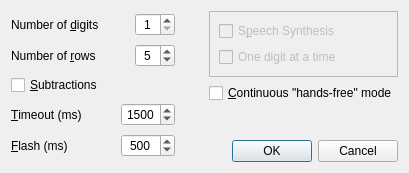
Above: settings.ui from solsticedhiver/mental_calculation before the change. Below: the same form after it.
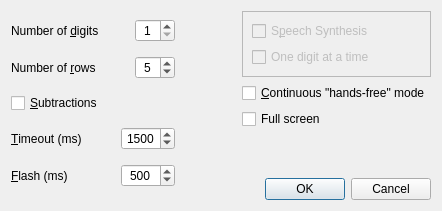
That is the form after the change. Icons and pictures are not drawn.

Commit message: Add a full screen mode

Patch:
```diff
--- a/settings.ui
+++ b/settings.ui
@@ -6,8 +6,8 @@
    <rect>
     <x>0</x>
     <y>0</y>
-    <width>409</width>
-    <height>173</height>
+    <width>442</width>
+    <height>211</height>
    </rect>
   </property>
   <property name="windowTitle">
@@ -18,7 +18,9 @@
     <normaloff>img/calculator.png</normaloff>img/calculator.png</iconset>
   </property>
   <layout class="QGridLayout" name="gridLayout_2">
-   <item row="0" column="0" rowspan="2">
+   <item row="0" column="0">
+    <layout class="QHBoxLayout" name="horizontalLayout_3">
+     <item>
     <layout class="QVBoxLayout" name="verticalLayout_2">
      <item>
       <layout class="QHBoxLayout" name="horizontalLayout">
@@ -261,7 +263,7 @@
      </item>
     </layout>
    </item>
-   <item row="0" column="1">
+     <item>
     <spacer name="horizontalSpacer_3">
      <property name="orientation">
       <enum>Qt::Horizontal</enum>
@@ -274,7 +276,7 @@
      </property>
     </spacer>
    </item>
-   <item row="0" column="2">
+     <item>
     <layout class="QVBoxLayout" name="verticalLayout">
      <item>
       <widget class="QFrame" name="frame">
@@ -359,6 +361,13 @@
        </property>
       </widget>
      </item>
+       <item>
+        <widget class="QCheckBox" name="cb_fullscreen">
+         <property name="text">
+          <string>Full screen</string>
+         </property>
+        </widget>
+       </item>
      <item>
       <spacer name="verticalSpacer">
        <property name="orientation">
@@ -372,9 +381,7 @@
        </property>
       </spacer>
      </item>
-    </layout>
-   </item>
-   <item row="1" column="1" colspan="2">
+       <item>
     <widget class="QDialogButtonBox" name="buttonBox">
      <property name="orientation">
       <enum>Qt::Horizontal</enum>
@@ -385,6 +392,14 @@
     </widget>
    </item>
   </layout>
+     </item>
+    </layout>
+   </item>
+  </layout>
+  <zorder>buttonBox</zorder>
+  <zorder>cb_fullscreen</zorder>
+  <zorder>horizontalSpacer_3</zorder>
+  <zorder>frame</zorder>
  </widget>
  <resources/>
  <connections>
```
Lines whose indentation alone changed are shown as unchanged. The commit also changes 2 other files.
